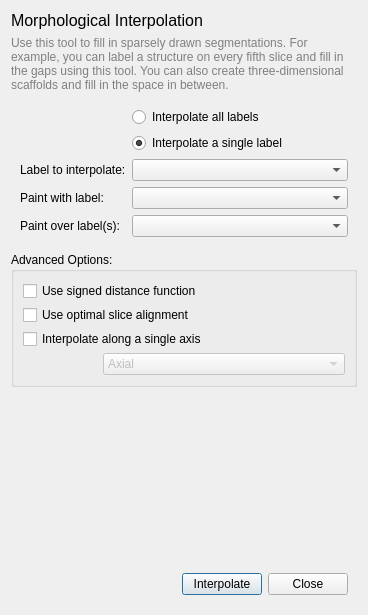
This is GUI/Qt/Windows/InterpolateLabelsDialog.ui in pyushkevich/itksnap as Qt 5 draws it before an edit. The edited form follows.
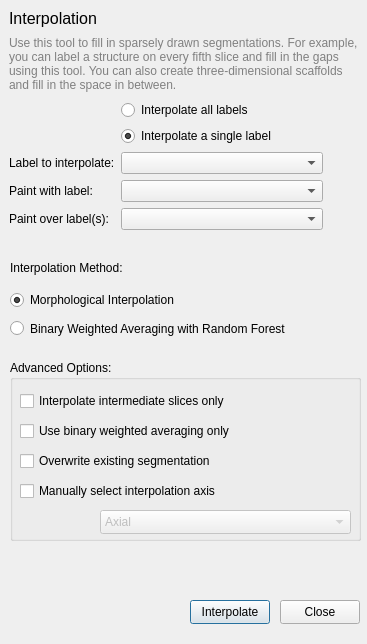
This is the edited form. The open tabs and pages were chosen to show the change.

Commit message: Added BWA interpolation method

Diff of the .ui file:
```diff
--- a/GUI/Qt/Windows/InterpolateLabelsDialog.ui
+++ b/GUI/Qt/Windows/InterpolateLabelsDialog.ui
@@ -6,16 +6,22 @@
    <rect>
     <x>0</x>
     <y>0</y>
-    <width>368</width>
-    <height>615</height>
+    <width>367</width>
+    <height>644</height>
    </rect>
   </property>
   <property name="windowTitle">
    <string>Interpolate Labels - ITK-SNAP</string>
   </property>
-  <layout class="QVBoxLayout" name="verticalLayout">
-   <item>
     <widget class="QLabel" name="label">
+   <property name="geometry">
+    <rect>
+     <x>9</x>
+     <y>9</y>
+     <width>87</width>
+     <height>19</height>
+    </rect>
+   </property>
      <property name="font">
       <font>
        <pointsize>-1</pointsize>
@@ -25,12 +31,18 @@
       <string notr="true">font-size:16px;</string>
      </property>
      <property name="text">
-      <string>Morphological Interpolation</string>
-     </property>
-    </widget>
-   </item>
-   <item>
+    <string>Interpolation</string>
+   </property>
+  </widget>
     <widget class="QLabel" name="label_2">
+   <property name="geometry">
+    <rect>
+     <x>9</x>
+     <y>34</y>
+     <width>350</width>
+     <height>60</height>
+    </rect>
+   </property>
      <property name="styleSheet">
       <string notr="true">font-size:12px;
 color: gray;</string>
@@ -42,9 +54,15 @@
       <bool>true</bool>
      </property>
     </widget>
-   </item>
-   <item>
     <widget class="QWidget" name="widget_2" native="true">
+   <property name="geometry">
+    <rect>
+     <x>9</x>
+     <y>100</y>
+     <width>314</width>
+     <height>158</height>
+    </rect>
+   </property>
      <layout class="QFormLayout" name="formLayout">
       <item row="0" column="1">
        <widget class="QRadioButton" name="btnInterpolateAll">
@@ -100,13 +118,6 @@
         </property>
        </widget>
       </item>
-      <item row="4" column="1">
-       <widget class="QComboBox" name="inDrawOverFilter">
-        <property name="toolTip">
-         <string>&lt;html&gt;&lt;head/&gt;&lt;body&gt;&lt;p&gt;Select which label of set of labels will be painted over during interpolation. You can paint over all labels, clear voxels, or a specific label.&lt;/p&gt;&lt;/body&gt;&lt;/html&gt;</string>
-        </property>
-       </widget>
-      </item>
       <item row="4" column="0">
        <widget class="QLabel" name="label_5">
         <property name="text">
@@ -114,20 +125,81 @@
         </property>
        </widget>
       </item>
-     </layout>
-    </widget>
-   </item>
-   <item>
-    <widget class="QGroupBox" name="groupBox">
+    <item row="4" column="1">
+     <widget class="QComboBox" name="inDrawOverFilter">
+      <property name="toolTip">
+       <string>&lt;html&gt;&lt;head/&gt;&lt;body&gt;&lt;p&gt;Select which label of set of labels will be painted over during interpolation. You can paint over all labels, clear voxels, or a specific label.&lt;/p&gt;&lt;/body&gt;&lt;/html&gt;</string>
+      </property>
+     </widget>
+    </item>
+   </layout>
+  </widget>
+  <widget class="QPushButton" name="btnClose">
+   <property name="geometry">
+    <rect>
+     <x>280</x>
+     <y>600</y>
+     <width>80</width>
+     <height>24</height>
+    </rect>
+   </property>
+   <property name="text">
+    <string>Close</string>
+   </property>
+  </widget>
+  <widget class="QPushButton" name="btnInterpolate">
+   <property name="geometry">
+    <rect>
+     <x>190</x>
+     <y>600</y>
+     <width>80</width>
+     <height>24</height>
+    </rect>
+   </property>
+   <property name="text">
+    <string>Interpolate</string>
+   </property>
+   <property name="default">
+    <bool>true</bool>
+   </property>
+  </widget>
+  <widget class="QStackedWidget" name="stackedWidget">
+   <property name="geometry">
+    <rect>
+     <x>10</x>
+     <y>360</y>
+     <width>351</width>
+     <height>191</height>
+    </rect>
+   </property>
+   <property name="currentIndex">
+    <number>0</number>
+   </property>
+   <widget class="QWidget" name="morphoptions">
+    <widget class="QGroupBox" name="MorphOptions">
+     <property name="enabled">
+      <bool>true</bool>
+     </property>
+     <property name="geometry">
+      <rect>
+       <x>0</x>
+       <y>0</y>
+       <width>351</width>
+       <height>145</height>
+      </rect>
+     </property>
      <property name="title">
       <string>Advanced Options:</string>
      </property>
-     <layout class="QVBoxLayout" name="verticalLayout_2">
-      <property name="spacing">
-       <number>4</number>
-      </property>
-      <item>
        <widget class="QCheckBox" name="chkMorphologyUseDistance">
+      <property name="geometry">
+       <rect>
+        <x>10</x>
+        <y>30</y>
+        <width>199</width>
+        <height>20</height>
+       </rect>
+      </property>
         <property name="toolTip">
          <string>Use an alternative signed distance function-based method.  Slightly faster, but can fail for twisted shapes.</string>
         </property>
@@ -135,19 +207,15 @@
          <string>Use signed distance function</string>
         </property>
        </widget>
-      </item>
-      <item>
-       <widget class="QCheckBox" name="chkMorphologyUseOptimalAlignment">
-        <property name="toolTip">
-         <string>Use optimal slice alignment instead of the default heuristic.  This can take a long time.</string>
-        </property>
-        <property name="text">
-         <string>Use optimal slice alignment</string>
-        </property>
-       </widget>
-      </item>
-      <item>
        <widget class="QCheckBox" name="chkMorphologyInterpolateOneAxis">
+      <property name="geometry">
+       <rect>
+        <x>10</x>
+        <y>60</y>
+        <width>202</width>
+        <height>20</height>
+       </rect>
+      </property>
         <property name="toolTip">
          <string>Interpolate slices along a single axis. By default, interpolation is applied along all three axes in the image.</string>
         </property>
@@ -155,9 +223,15 @@
          <string>Interpolate along a single axis</string>
         </property>
        </widget>
-      </item>
-      <item>
        <widget class="QWidget" name="widget_4" native="true">
+      <property name="geometry">
+       <rect>
+        <x>15</x>
+        <y>84</y>
+        <width>291</width>
+        <height>32</height>
+       </rect>
+      </property>
         <layout class="QHBoxLayout" name="horizontalLayout_3">
          <property name="leftMargin">
           <number>80</number>
@@ -171,11 +245,20 @@
          <property name="bottomMargin">
           <number>0</number>
          </property>
-         <item>
+      </layout>
+     </widget>
           <widget class="QComboBox" name="morphologyInterpolationAxis">
            <property name="enabled">
             <bool>false</bool>
            </property>
+      <property name="geometry">
+       <rect>
+        <x>90</x>
+        <y>110</y>
+        <width>251</width>
+        <height>32</height>
+       </rect>
+      </property>
            <item>
             <property name="text">
              <string>Axial</string>
@@ -192,63 +275,171 @@
             </property>
            </item>
           </widget>
-         </item>
-        </layout>
-       </widget>
-      </item>
-     </layout>
+     <widget class="QCheckBox" name="chkMorphologyUseOptimalAlignment">
+      <property name="geometry">
+       <rect>
+        <x>10</x>
+        <y>90</y>
+        <width>271</width>
+        <height>20</height>
+       </rect>
+      </property>
+      <property name="toolTip">
+       <string>Use optimal slice alignment instead of the default heuristic.  This can take a long time.</string>
+      </property>
+      <property name="text">
+       <string>Use optimal slice alignment</string>
+      </property>
+     </widget>
     </widget>
+   </widget>
+   <widget class="QWidget" name="bwaoptions">
+    <widget class="QGroupBox" name="BWAoptions">
+     <property name="enabled">
+      <bool>true</bool>
+     </property>
+     <property name="geometry">
+      <rect>
+       <x>0</x>
+       <y>0</y>
+       <width>351</width>
+       <height>181</height>
+      </rect>
+     </property>
+     <property name="title">
+      <string>Advanced Options:</string>
+     </property>
+     <widget class="QCheckBox" name="chkBWAInterpolateIntermediateOnly">
+      <property name="geometry">
+       <rect>
+        <x>10</x>
+        <y>30</y>
+        <width>321</width>
+        <height>22</height>
+       </rect>
+      </property>
+      <property name="text">
+       <string>Interpolate intermediate slices only</string>
+      </property>
+     </widget>
+     <widget class="QCheckBox" name="chkBWAUseContourOnly">
+      <property name="geometry">
+       <rect>
+        <x>10</x>
+        <y>60</y>
+        <width>321</width>
+        <height>22</height>
+       </rect>
+      </property>
+      <property name="text">
+       <string>Use binary weighted averaging only</string>
+      </property>
+     </widget>
+     <widget class="QCheckBox" name="chkSliceDirection">
+      <property name="geometry">
+       <rect>
+        <x>10</x>
+        <y>120</y>
+        <width>311</width>
+        <height>22</height>
+       </rect>
+      </property>
+      <property name="text">
+       <string>Manually select interpolation axis</string>
+      </property>
+     </widget>
+     <widget class="QComboBox" name="SliceDirectionAxis">
+      <property name="enabled">
+       <bool>false</bool>
+      </property>
+      <property name="geometry">
+       <rect>
+        <x>90</x>
+        <y>150</y>
+        <width>251</width>
+        <height>24</height>
+       </rect>
+      </property>
+      <item>
+       <property name="text">
+        <string>Axial</string>
+       </property>
    </item>
    <item>
-    <spacer name="verticalSpacer">
-     <property name="orientation">
-      <enum>Qt::Vertical</enum>
-     </property>
-     <property name="sizeHint" stdset="0">
-      <size>
-       <width>20</width>
-       <height>40</height>
-      </size>
-     </property>
-    </spacer>
+       <property name="text">
+        <string>Sagittal</string>
+       </property>
    </item>
    <item>
-    <widget class="QWidget" name="widget_3" native="true">
-     <layout class="QHBoxLayout" name="horizontalLayout_2">
-      <item>
-       <spacer name="horizontalSpacer">
-        <property name="orientation">
-         <enum>Qt::Horizontal</enum>
-        </property>
-        <property name="sizeHint" stdset="0">
-         <size>
-          <width>40</width>
+       <property name="text">
+        <string>Coronal</string>
+       </property>
+      </item>
+     </widget>
+     <widget class="QCheckBox" name="chkBWAOverwriteSegmentation">
+      <property name="geometry">
+       <rect>
+        <x>10</x>
+        <y>90</y>
+        <width>321</width>
+        <height>22</height>
+       </rect>
+      </property>
+      <property name="text">
+       <string>Overwrite existing segmentation</string>
+      </property>
+     </widget>
+    </widget>
+   </widget>
+  </widget>
+  <widget class="QRadioButton" name="btnBinaryWeightedAverage">
+   <property name="geometry">
+    <rect>
+     <x>10</x>
+     <y>320</y>
+     <width>292</width>
+     <height>17</height>
+    </rect>
+   </property>
+   <property name="text">
+    <string>Binary Weighted Averaging with Random Forest</string>
+   </property>
+   <attribute name="buttonGroup">
+    <string notr="true">InterpolationMethods</string>
+   </attribute>
+  </widget>
+  <widget class="QRadioButton" name="btnMorphological">
+   <property name="geometry">
+    <rect>
+     <x>10</x>
+     <y>290</y>
+     <width>189</width>
           <height>20</height>
-         </size>
-        </property>
-       </spacer>
-      </item>
-      <item>
-       <widget class="QPushButton" name="btnInterpolate">
+    </rect>
+   </property>
         <property name="text">
-         <string>Interpolate</string>
-        </property>
-        <property name="default">
+    <string>Morphological Interpolation</string>
+   </property>
+   <property name="checked">
          <bool>true</bool>
         </property>
-       </widget>
-      </item>
-      <item>
-       <widget class="QPushButton" name="btnClose">
+   <attribute name="buttonGroup">
+    <string notr="true">InterpolationMethods</string>
+   </attribute>
+  </widget>
+  <widget class="QLabel" name="label_6">
+   <property name="geometry">
+    <rect>
+     <x>10</x>
+     <y>260</y>
+     <width>151</width>
+     <height>16</height>
+    </rect>
+   </property>
         <property name="text">
-         <string>Close</string>
-        </property>
-       </widget>
-      </item>
-     </layout>
-    </widget>
-   </item>
-  </layout>
+    <string>Interpolation Method:</string>
+   </property>
+  </widget>
  </widget>
  <resources/>
  <connections>
```
Left out of the diff: 35 changed lines with no effect on the pictures. Lines whose indentation alone changed are shown as unchanged. The commit also changes 4 other files.
